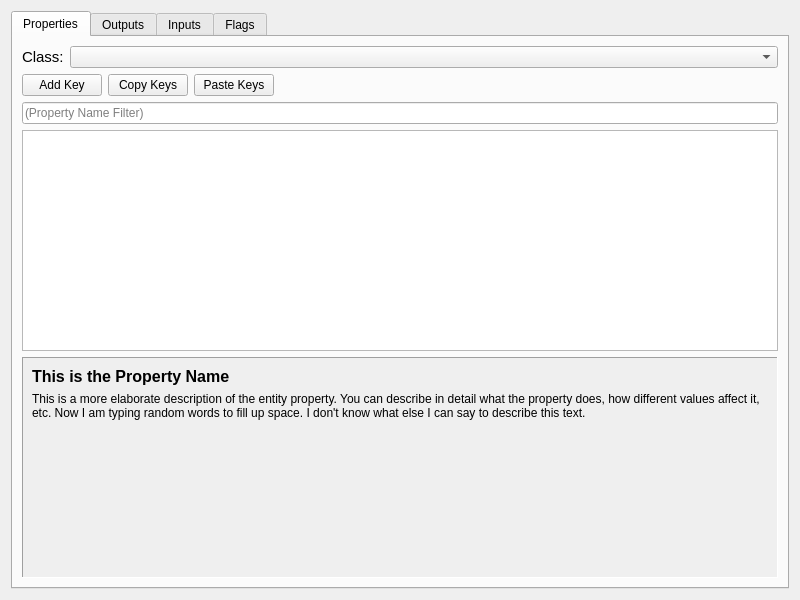
Before: the Qt Designer form game/src/leveleditor/designer/objectproperties.ui in tsp-team/ttsp-src, drawn with Qt 5.
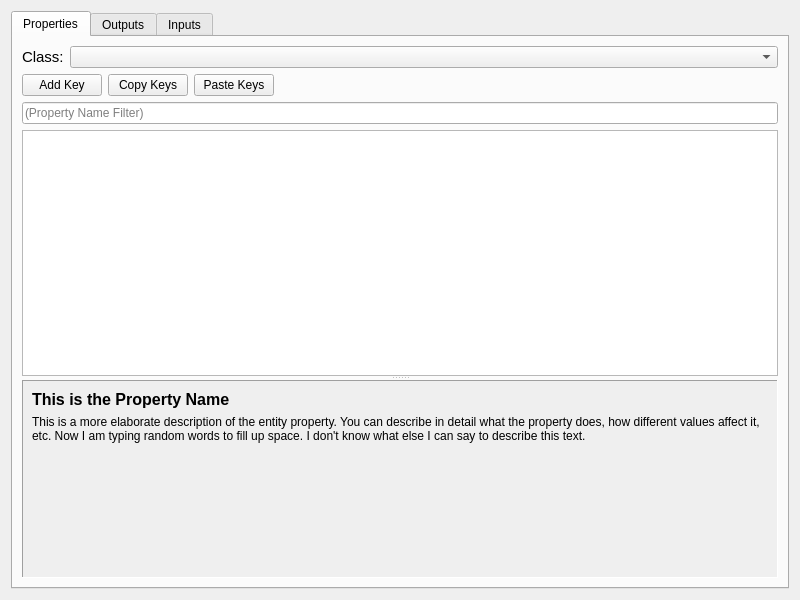
After: the same form once the commit is applied.

The edit to the form file:
```diff
--- a/game/src/leveleditor/designer/objectproperties.ui
+++ b/game/src/leveleditor/designer/objectproperties.ui
@@ -38,10 +38,7 @@
       <attribute name="title">
        <string>Properties</string>
       </attribute>
-      <layout class="QGridLayout" name="gridLayout_3">
-       <property name="sizeConstraint">
-        <enum>QLayout::SetNoConstraint</enum>
-       </property>
+      <layout class="QGridLayout" name="gridLayout_2">
        <item row="0" column="0">
         <layout class="QFormLayout" name="formLayout">
          <item row="0" column="0">
@@ -102,9 +99,44 @@
          </item>
         </layout>
        </item>
-       <item row="4" column="0">
-        <layout class="QGridLayout" name="gridLayout_2">
          <item row="2" column="0">
+        <widget class="QLineEdit" name="lePropertyFilter">
+         <property name="placeholderText">
+          <string>(Property Name Filter)</string>
+         </property>
+        </widget>
+       </item>
+       <item row="3" column="0">
+        <widget class="QSplitter" name="splitter">
+         <property name="orientation">
+          <enum>Qt::Vertical</enum>
+         </property>
+         <widget class="QTreeView" name="propertiesView">
+          <property name="editTriggers">
+           <set>QAbstractItemView::DoubleClicked</set>
+          </property>
+          <property name="alternatingRowColors">
+           <bool>true</bool>
+          </property>
+          <property name="selectionMode">
+           <enum>QAbstractItemView::ExtendedSelection</enum>
+          </property>
+          <property name="indentation">
+           <number>8</number>
+          </property>
+          <property name="uniformRowHeights">
+           <bool>true</bool>
+          </property>
+          <property name="animated">
+           <bool>true</bool>
+          </property>
+          <attribute name="headerVisible">
+           <bool>true</bool>
+          </attribute>
+          <attribute name="headerCascadingSectionResizes">
+           <bool>false</bool>
+          </attribute>
+         </widget>
           <widget class="QScrollArea" name="scrollArea_2">
            <property name="sizePolicy">
             <sizepolicy hsizetype="MinimumExpanding" vsizetype="MinimumExpanding">
@@ -120,6 +152,9 @@
            <property name="layoutDirection">
             <enum>Qt::LeftToRight</enum>
            </property>
+          <property name="autoFillBackground">
+           <bool>false</bool>
+          </property>
            <property name="frameShape">
             <enum>QFrame::Panel</enum>
            </property>
@@ -137,8 +172,8 @@
              <rect>
               <x>0</x>
               <y>0</y>
-              <width>756</width>
-              <height>209</height>
+             <width>758</width>
+             <height>195</height>
              </rect>
             </property>
             <layout class="QVBoxLayout" name="verticalLayout">
@@ -185,40 +220,7 @@
             </layout>
            </widget>
           </widget>
-         </item>
-         <item row="1" column="0">
-          <widget class="QTreeView" name="propertiesView">
-           <property name="editTriggers">
-            <set>QAbstractItemView::DoubleClicked</set>
-           </property>
-           <property name="alternatingRowColors">
-            <bool>true</bool>
-           </property>
-           <property name="selectionMode">
-            <enum>QAbstractItemView::ExtendedSelection</enum>
-           </property>
-           <property name="uniformRowHeights">
-            <bool>true</bool>
-           </property>
-           <property name="animated">
-            <bool>true</bool>
-           </property>
-           <attribute name="headerVisible">
-            <bool>true</bool>
-           </attribute>
-           <attribute name="headerCascadingSectionResizes">
-            <bool>false</bool>
-           </attribute>
-          </widget>
-         </item>
-         <item row="0" column="0">
-          <widget class="QLineEdit" name="lePropertyFilter">
-           <property name="placeholderText">
-            <string>(Property Name Filter)</string>
-           </property>
-          </widget>
-         </item>
-        </layout>
+        </widget>
        </item>
       </layout>
      </widget>
@@ -232,11 +234,6 @@
        <string>Inputs</string>
       </attribute>
      </widget>
-     <widget class="QWidget" name="tabFlags">
-      <attribute name="title">
-       <string>Flags</string>
-      </attribute>
-     </widget>
     </widget>
    </item>
   </layout>
```
Lines whose indentation alone changed are shown as unchanged.
